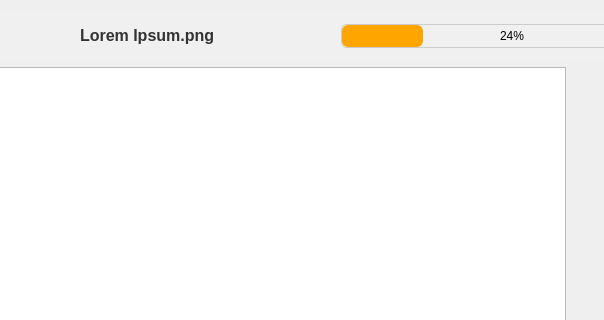
Above: SuiteUI/downloadwidget.ui from EdisJava/ImageSuit before the change; both pictures show x 404 to 1008 and y 0 to 320 of the 1107 by 842 pixel window. Below: the same form after it.
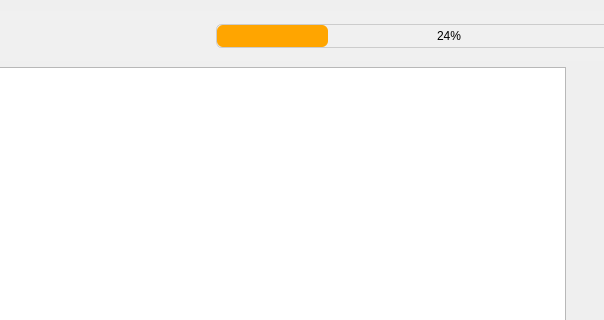
That is the form after the change. Icons and pictures are not drawn.

What changed in the file:
```diff
--- a/SuiteUI/downloadwidget.ui
+++ b/SuiteUI/downloadwidget.ui
@@ -197,7 +197,7 @@
 }</string>
         </property>
         <property name="text">
-         <string>Lorem Ipsum.png</string>
+         <string/>
         </property>
         <property name="alignment">
          <set>Qt::AlignmentFlag::AlignBottom|Qt::AlignmentFlag::AlignLeading|Qt::AlignmentFlag::AlignLeft</set>
```
